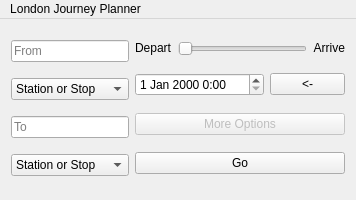
The window that mainwindow.ui (reodge/journeyplanner) describes before a commit, drawn with Qt 5.
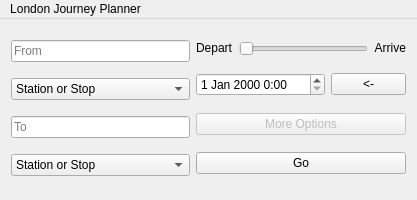
The same window after the commit. Custom widgets are drawn as their Qt base class.

```diff
--- a/mainwindow.ui
+++ b/mainwindow.ui
@@ -6,7 +6,7 @@
    <rect>
     <x>0</x>
     <y>0</y>
-    <width>320</width>
+    <width>417</width>
     <height>200</height>
    </rect>
   </property>
@@ -206,8 +206,8 @@
     <rect>
      <x>0</x>
      <y>0</y>
-     <width>320</width>
-     <height>26</height>
+     <width>417</width>
+     <height>29</height>
     </rect>
    </property>
    <widget class="QMenu" name="menuAbout">
```
Left out of the diff: 27 changed lines with no effect on the pictures.
